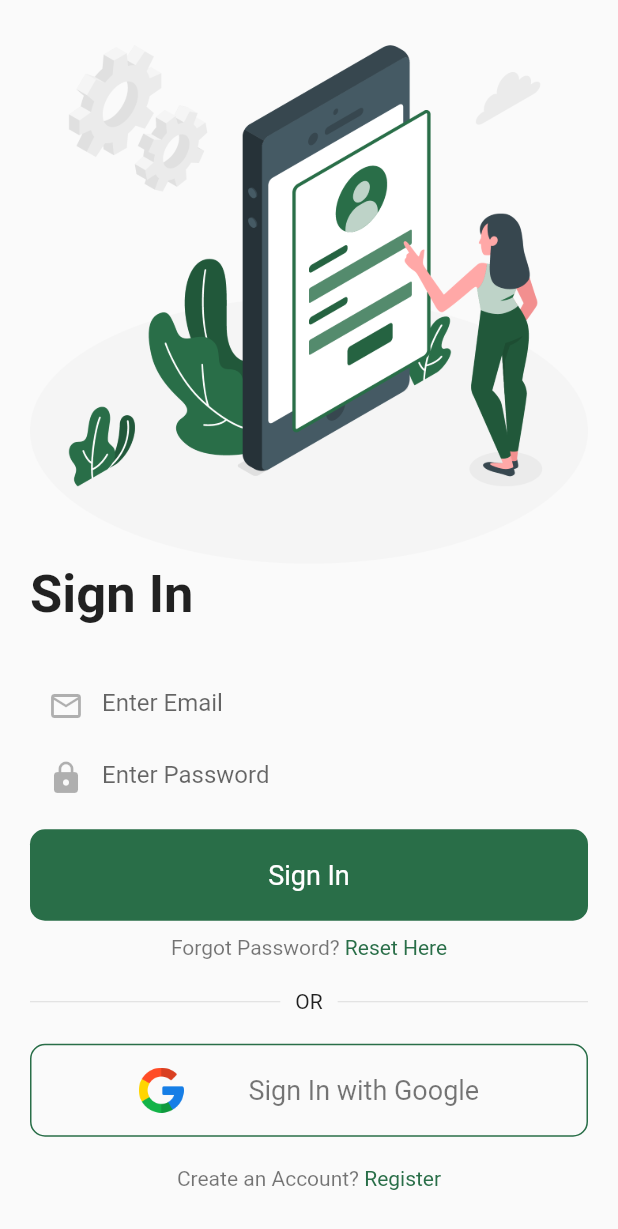
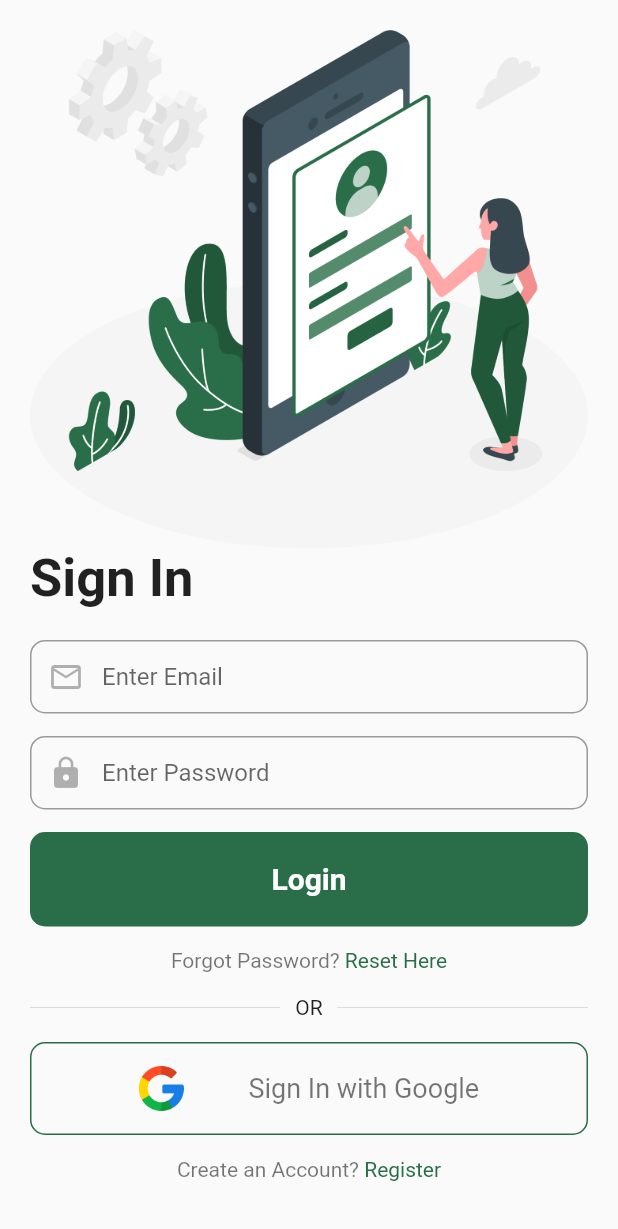
Before and after one commit to thaovytvan/PBL5-GreenHouse, a Flutter app: the SignIn screen opened directly, on a phone screen of 412 x 824 dp. Shown: the top 1229 px of the screen. Run offline on Flutter 3.47's test engine with Material 2 defaults, Android fonts, the phone set to English and light mode, and no system bars; our stand-ins replace animated_bottom_navigation_bar, firebase_auth, firebase_core, fluttertoast, page_transition; accounts and stored records are empty; network calls fail.

Commit message:
handle signin page & connect firebase

```diff
--- a/lib/ui/forgot_password.dart
+++ b/lib/ui/forgot_password.dart
@@ -30,10 +30,11 @@
             const SizedBox(
               height: 30,
             ),
-            const CustomTextfield(
+            CustomTextField(
               obscureText: false,
               hinText: 'Enter Email',
               icon: Icons.mail_outline,
+
             ),
             GestureDetector(
               onTap: () {
--- a/lib/ui/screens/category/category_screen.dart
+++ b/lib/ui/screens/category/category_screen.dart
@@ -22,7 +22,7 @@
     Container(child: const OverviewTabBar()),
     Container(child: const ControlTabBar()),
     Container(child: const Text('Plant History')),
-      Container(child: const Text('Pest and Disease History')),
+    Container(child: const Text('Pest and Disease History')),
     Container(child: const Text('Camera')),
   ];
 
--- a/lib/ui/screens/tabbar/overview_tabbar.dart
+++ b/lib/ui/screens/tabbar/overview_tabbar.dart
@@ -243,7 +243,7 @@
                           child: Column(
                             mainAxisAlignment: MainAxisAlignment.center,
                             children: const[
-                              Text('Temperature'),
+                              Text('Air Temperature'),
                               Text(
                                 '50',
                                 style: TextStyle(
@@ -271,7 +271,7 @@
                           child: Column(
                             mainAxisAlignment: MainAxisAlignment.center,
                             children: const[
-                              Text('Humidity'),
+                              Text('Air Humidity'),
                               Text(
                                 // '${humidityAnimation.value.toInt}',
                                 '20',
@@ -302,7 +302,7 @@
                       child: Column(
                         mainAxisAlignment: MainAxisAlignment.center,
                         children: const[
-                          Text('Humidity'),
+                          Text('Soil Humidity'),
                           Text(
                             // '${humidityAnimation.value.toInt}',
                             '20',
--- a/lib/ui/screens/widgets/custom_textfield.dart
+++ b/lib/ui/screens/widgets/custom_textfield.dart
@@ -1,30 +1,41 @@
 import 'package:flutter/material.dart';
 import 'package:green_garden/constants.dart';
 
-
-
-class CustomTextfield extends StatelessWidget {
+class CustomTextField extends StatefulWidget {
+  final TextEditingController? controller;
+  final void Function(String?)? onSaved;
+  final FormFieldValidator<String>? validator;
   final IconData icon;
   final bool obscureText;
   final String hinText;
-
-  const CustomTextfield({
-    Key? key, required this.icon, required this.obscureText, required this.hinText,
-  }) : super(key: key);
+  const CustomTextField({Key? key,  required this.icon, required this.obscureText, required this.hinText, this.validator,  this.onSaved, this.controller, }) : super(key: key);
 
   @override
+  _CustomTextFieldState createState() => _CustomTextFieldState();
+}
+class _CustomTextFieldState extends State<CustomTextField> {
+  @override
   Widget build(BuildContext context) {
-    return TextField(
-      obscureText: obscureText,
+    return TextFormField(
+      controller: widget.controller,
+      onSaved: widget.onSaved,
+      validator: widget.validator,
+      obscureText: widget.obscureText,
       style: TextStyle(
         color: Constants.blackColor,
       ),
       decoration: InputDecoration(
-        border: InputBorder.none,
-        prefixIcon: Icon(icon, color: Constants.blackColor.withOpacity(.3),),
-        hintText: hinText,
+        contentPadding: EdgeInsets.fromLTRB(20, 15, 20, 15),
+        prefixIcon: Icon(widget.icon, color: Constants.blackColor.withOpacity(.3),),
+        hintText: widget.hinText,
+        border: OutlineInputBorder(
+          borderRadius: BorderRadius.circular(10),
+        ),
+
       ),
       cursorColor: Constants.blackColor.withOpacity(.5),
     );
+
   }
+
 }
--- a/lib/ui/signin_page.dart
+++ b/lib/ui/signin_page.dart
@@ -1,3 +1,4 @@
+import 'package:firebase_auth/firebase_auth.dart';
 import 'package:flutter/material.dart';
 import 'package:green_garden/constants.dart';
 import 'package:green_garden/ui/forgot_password.dart';
@@ -5,17 +6,41 @@
 import 'package:green_garden/ui/screens/widgets/custom_textfield.dart';
 import 'package:green_garden/ui/signup_page.dart';
 import 'package:page_transition/page_transition.dart';
-// import 'package:page_transition/page_transition.dart';
+import 'package:fluttertoast/fluttertoast.dart';
 
-class SignIn extends StatelessWidget {
-  const SignIn({Key? key}) : super(key: key);
+final _auth = FirebaseAuth.instance;
+class SignIn extends StatefulWidget {
+  const SignIn({super.key});
 
   @override
+  _SignInState createState() => _SignInState();
+}
+
+class _SignInState extends State<SignIn>{
+  // form key
+  final _formKey = GlobalKey<FormState>();
+  final TextEditingController emailController = new TextEditingController();
+  final TextEditingController passwordController = new TextEditingController();
+
+  String _email='';
+  String _password='' ;
+
+
+
+  String? errorMessage;
+  @override
   Widget build(BuildContext context) {
+    //firebase
+
     Size size = MediaQuery.of(context).size;
     return Scaffold(
+
       body: Padding(
+
         padding: const EdgeInsets.symmetric(vertical: 20, horizontal: 20),
+        child: SingleChildScrollView(
+          child: Form(
+        key: _formKey,
           child: Column(
             mainAxisAlignment: MainAxisAlignment.center,
             crossAxisAlignment: CrossAxisAlignment.start,
@@ -29,62 +54,77 @@
                 ),
               ),
               const SizedBox(
-              height: 30,
+                height: 20,
               ),
-            const CustomTextfield(
+              CustomTextField(
+                  controller: emailController,
                   obscureText: false,
                   hinText: 'Enter Email',
                   icon: Icons.mail_outline,
+                  validator: (value) {
+                  if (value!.isEmpty) {
+                    return ("Please Enter Your Email");
+                  }
+                  // reg expression for email validation
+                  if (!RegExp("^[a-zA-Z0-9+_.-]+@[a-zA-Z0-9.-]+.[a-z]")
+                      .hasMatch(value)) {
+                    return ("Please Enter a valid email");
+                  }
+                  return null;
+                },
+                onSaved: (value) {
+                  emailController.text = value!;
+                  print(emailController);
+
+                },
+
               ),
-            const CustomTextfield(
+              const SizedBox(
+                height: 15,
+              ),
+              CustomTextField(
+                controller: passwordController,
                 obscureText: true,
                 hinText: 'Enter Password',
                 icon: Icons.lock,
+                validator: (value) {
+                  RegExp regex = new RegExp(r'^.{6,}$');
+                  if (value!.isEmpty) {
+                    return ("Password is required for login");
+                  }
+                  if (!regex.hasMatch(value)) {
+                    return ("Enter Valid Password (Min. 6 Character)");
+                  }
+
+                },
+                onSaved: (value) {
+                  passwordController.text = value!;
+                  print(passwordController.text);
+                },
               ),
               const SizedBox(
-              height: 10,
+                height: 15,
+              ),
+              Material(
+                borderRadius: BorderRadius.circular(10),
+                color: Constants.primaryColor,
+                child: MaterialButton(
+                    padding: const EdgeInsets.fromLTRB(25, 20, 25, 20),
+                    minWidth: MediaQuery.of(context).size.width,
+                    onPressed: () {
+                      signIn(emailController.text, passwordController.text);
+                    },
+                    child: const Text(
+                      "Login",
+                      textAlign: TextAlign.center,
+                      style: TextStyle(
+                          fontSize: 20, color: Colors.white, fontWeight: FontWeight.bold),
+                    )),
+              ),
+              const SizedBox(
+                height: 15,
               ),
               GestureDetector(
-              // onTap: () {
-              //   Navigator.pushReplacement(
-              //       context,
-              //       PageTransition(
-              //           child: const RootPage(),
-              //           type: PageTransitionType.bottomToTop));
-              // },
-              onTap: (){
-                Navigator.pushReplacement(context, MaterialPageRoute(builder: (_) => const HomePage()));
-              },
-              child: Container(
-                width: size.width,
-                decoration: BoxDecoration(
-                  color: Constants.primaryColor,
-                  borderRadius: BorderRadius.circular(10),
-                ),
-                padding:
-                    const EdgeInsets.symmetric(horizontal: 10, vertical: 20),
-                child: const Center(
-                  child: Text(
-                    'Sign In',
-                    style: TextStyle(
-                      color: Colors.white,
-                      fontSize: 18,
-                    ),
-                  ),
-                ),
-              ),
-            ),
-            const SizedBox(
-              height: 10,
-            ),
-            GestureDetector(
-              // onTap: () {
-              //   Navigator.pushReplacement(
-              //       context,
-              //       // PageTransition(
-              //       //     child: const RootPage(),
-              //       //     type: PageTransitionType.bottomToTop));
-              // },
                 onTap: (){
                   Navigator.pushReplacement(
                       context,
@@ -110,7 +150,7 @@
                 ),
               ),
               const SizedBox(
-              height: 20,
+                height: 15,
               ),
               Row(
                 children: const [
@@ -123,7 +163,7 @@
                 ],
               ),
               const SizedBox(
-              height: 20,
+                height: 15,
               ),
               Container(
                 width: size.width,
@@ -147,7 +187,7 @@
                 ),
               ),
               const SizedBox(
-              height: 20,
+                height: 15,
               ),
               GestureDetector(
                 onTap: () {
@@ -178,6 +218,48 @@
             ],
           ),
         ),
+        ),
+      ),
     );
   }
+  void signIn(String email, String password) async {
+
+    if (_formKey.currentState!.validate()) {
+      try {
+        await _auth
+            .signInWithEmailAndPassword(email: email, password: password)
+            .then((uid) => {
+          Fluttertoast.showToast(msg: "Login Successful"),
+          Navigator.of(context).pushReplacement(
+              MaterialPageRoute(builder: (context) => const HomePage())),
+        });
+      } on FirebaseAuthException catch (error) {
+        switch (error.code) {
+          case "invalid-email":
+            errorMessage = "Your email address appears to be malformed.";
+
+            break;
+          case "wrong-password":
+            errorMessage = "Your password is wrong.";
+            break;
+          case "user-not-found":
+            errorMessage = "User with this email doesn't exist.";
+            break;
+          case "user-disabled":
+            errorMessage = "User with this email has been disabled.";
+            break;
+          case "too-many-requests":
+            errorMessage = "Too many requests";
+            break;
+          case "operation-not-allowed":
+            errorMessage = "Signing in with Email and Password is not enabled.";
+            break;
+          default:
+            errorMessage = "An undefined Error happened.";
         }
+        Fluttertoast.showToast(msg: errorMessage!);
+        print( error.code);
+      }
+    }
+  }
+}
--- a/pubspec.yaml
+++ b/pubspec.yaml
@@ -28,6 +28,10 @@
 # the latest version available on pub.dev. To see which dependencies have newer
 # versions available, run `flutter pub outdated`.
 dependencies:
+  cloud_firestore: ^4.4.4
+  firebase_auth: ^4.2.10
+  firebase_core: ^2.7.1
+  fluttertoast: ^8.0.8
   flutter:
     sdk: flutter
 
```
Also changed, not shown: lib/components/custom_card.dart (+7 -17 lines), lib/main.dart (+7 -3 lines), lib/ui/home.dart (+15 -1 lines), lib/ui/screens/tabbar/control_tabbar.dart (+11 -9 lines), lib/ui/signup_page.dart (+6 -3 lines), assets/sunny.png (added), pubspec.lock, 11 other files. Lines whose indentation alone changed are shown as unchanged.
